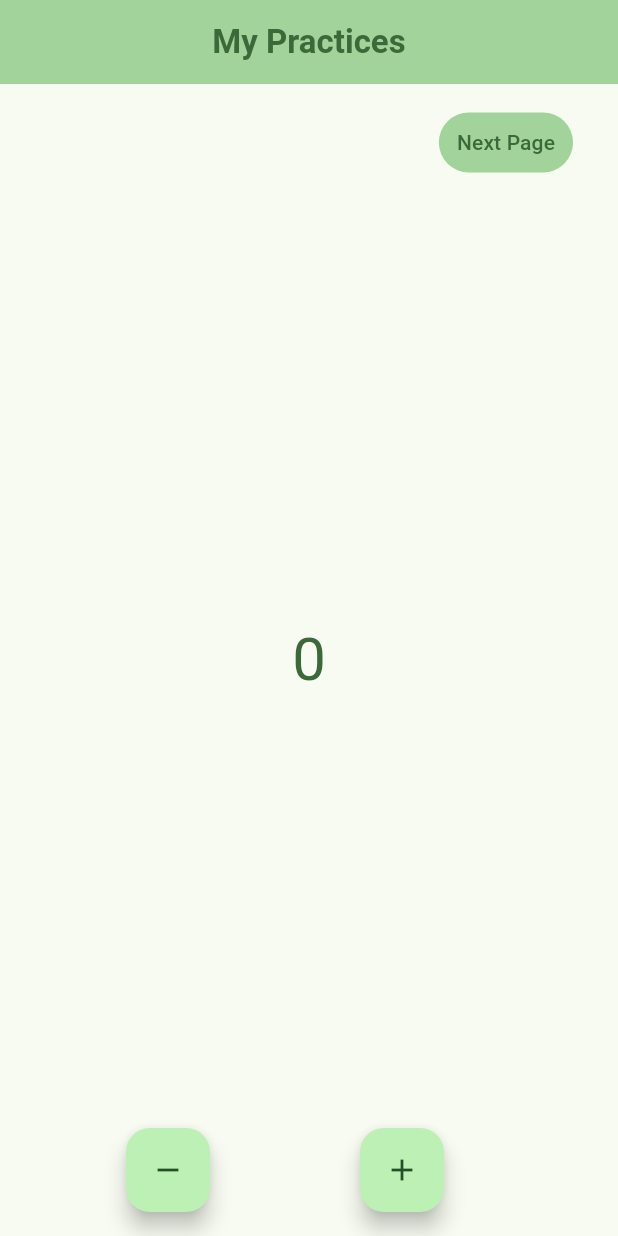
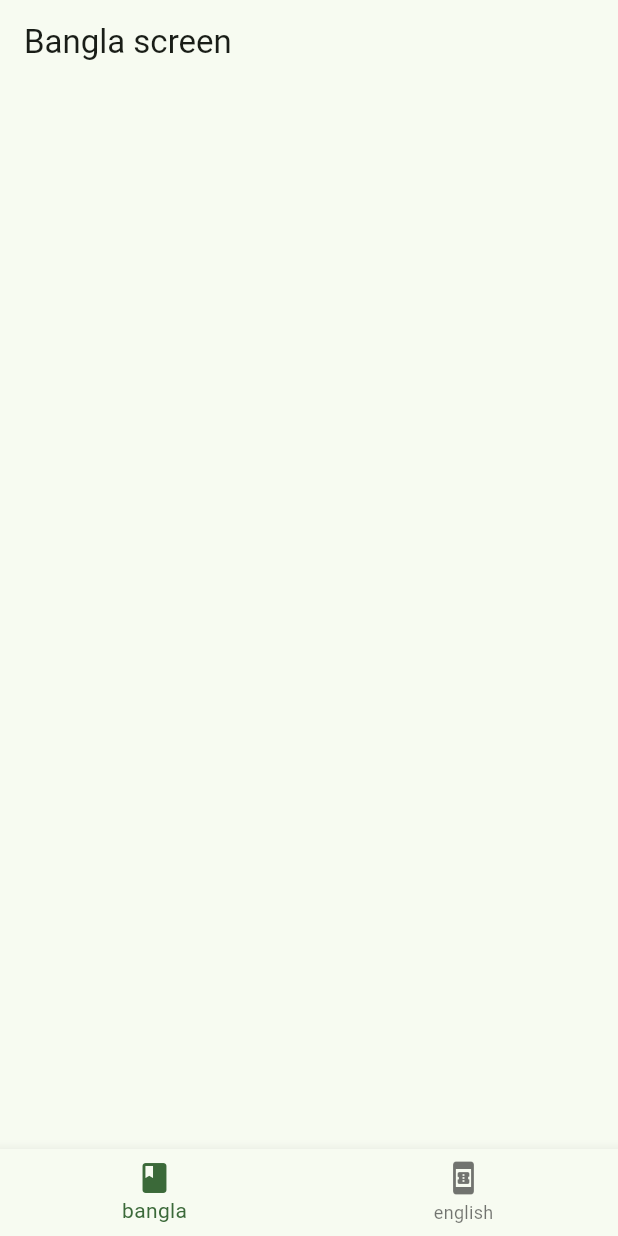
Before and after one commit to jakir-hossain123/SleepNote, a Flutter app: the screen it shows after launch, on a phone screen of 412 x 824 dp. Run offline on Flutter 3.47's test engine with Material 3 defaults, Android fonts, the phone set to English and light mode, and no system bars.

Commit message:
learned bottom navigation bar

```diff
--- /dev/null
+++ b/lib/book app/bangla_screen.dart
@@ -0,0 +1,18 @@
+import 'package:flutter/material.dart';
+class BanglaScreen extends StatefulWidget {
+  const BanglaScreen({super.key});
+
+  @override
+  State<BanglaScreen> createState() => _BanglaScreenState();
+}
+
+class _BanglaScreenState extends State<BanglaScreen> {
+  @override
+  Widget build(BuildContext context) {
+    return Scaffold(
+      appBar: AppBar(
+        title: Text('Bangla screen'),
+      ),
+    );
+  }
+}
--- /dev/null
+++ b/lib/book app/bottom_nav_bar_screen.dart
@@ -0,0 +1,36 @@
+import 'package:flutter/material.dart';
+
+import 'bangla_screen.dart';
+import 'eng_screen.dart';
+
+class BottomNavBarScreen extends StatefulWidget {
+  const BottomNavBarScreen({super.key});
+
+  @override
+  State<BottomNavBarScreen> createState() => _BottomNavBarScreenState();
+}
+
+class _BottomNavBarScreenState extends State<BottomNavBarScreen> {
+  List<Widget> pages = [BanglaScreen(),EngScreen()];
+
+  int _index =0;
+  @override
+  Widget build(BuildContext context) {
+    return Scaffold(
+      bottomNavigationBar: BottomNavigationBar(
+        onTap: (index){
+          setState(() {
+            _index=index;
+          });
+        },
+          currentIndex: _index,
+          items: [
+            BottomNavigationBarItem(icon: Icon(Icons.book),label: 'bangla'),
+            BottomNavigationBarItem(icon: Icon(Icons.book_online),label:'english'),
+          ]
+      ),
+      body: pages[_index],
+
+    );
+  }
+}
--- a/lib/main.dart
+++ b/lib/main.dart
@@ -1,5 +1,8 @@
 import 'package:flutter/material.dart';
+import 'package:sleep_note/box_play.dart';
 import 'package:sleep_note/home_page.dart';
+
+import 'book app/bottom_nav_bar_screen.dart';
 
 void main (){
   runApp(MyApp());
@@ -15,7 +18,7 @@ class MyApp extends StatelessWidget {
       theme: ThemeData(
         colorScheme: ColorScheme.fromSeed(seedColor:Colors.green)
       ),
-      home: HomePage(),
+      home: BottomNavBarScreen(),
     );
   }
 }
```
Also changed, not shown: lib/book app/eng_screen.dart (added, +19 -0 lines), lib/box_play.dart (+12 -1 lines).
